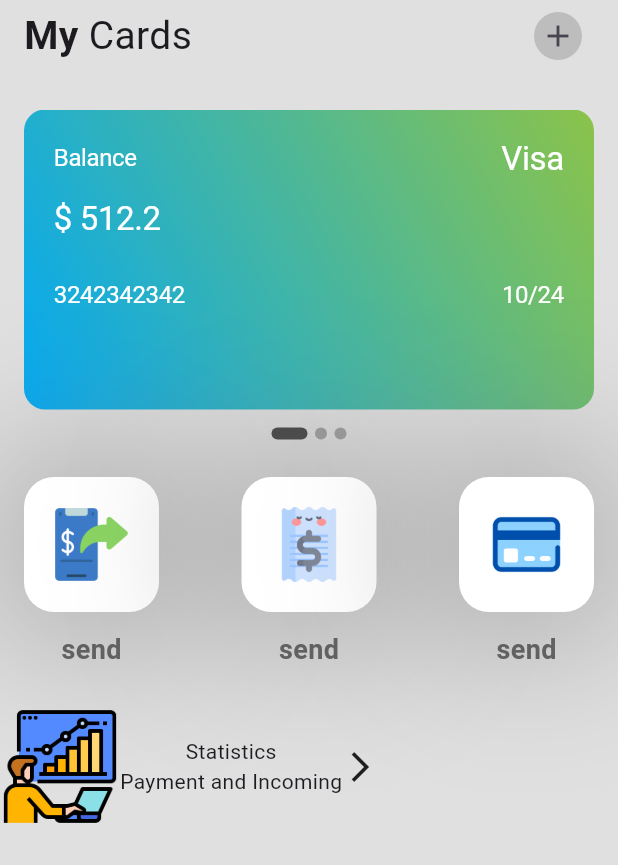
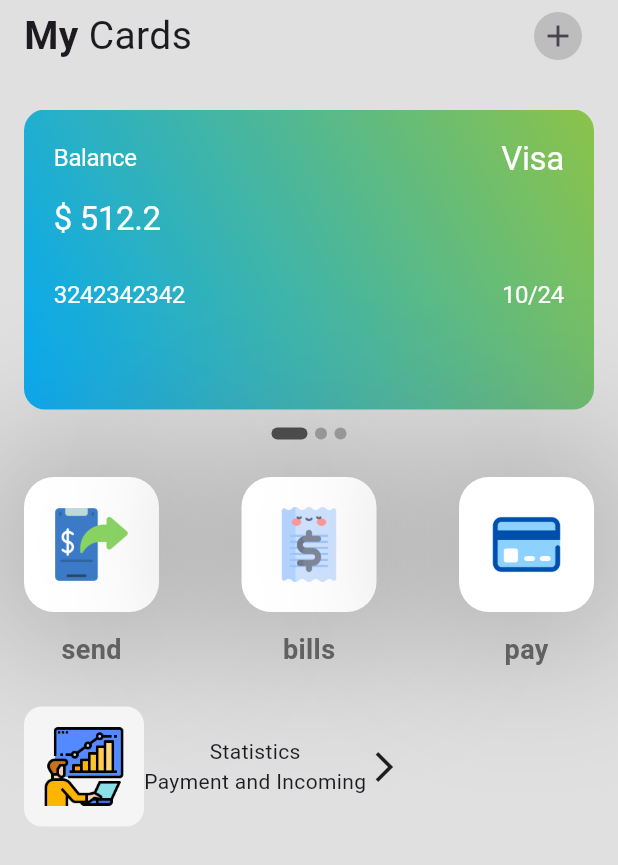
Before and after one commit to songhee24/wallet-app-ui, a Flutter app: the screen it shows after launch, on a phone screen of 412 x 824 dp. Shown: the top 865 px of the screen. Run offline on Flutter 3.47's test engine with Material 2 defaults, Android fonts, the phone set to English and light mode, and no system bars; drawn by our look-alikes of smooth_page_indicator.

Commit message:
menus styling #2

```diff
--- a/lib/src/screens/home_screen.dart
+++ b/lib/src/screens/home_screen.dart
@@ -129,11 +129,11 @@ class _HomeScreenState extends State<HomeScreen> {
                   ),
                   CardButton(
                     imageLink: 'assets/icons/bill.png',
-                    title: 'send',
+                    title: 'bills',
                   ),
                   CardButton(
                     imageLink: 'assets/icons/credit-card.png',
-                    title: 'send',
+                    title: 'pay',
                   ),
                 ],
               ),
@@ -144,13 +144,25 @@ class _HomeScreenState extends State<HomeScreen> {
             ),
 
             // Transactions
-            Column(
+            Padding(
+              padding: const EdgeInsets.symmetric(
+                horizontal: 16,
+              ),
+              child: Column(
                 children: <Widget>[
                   Row(
                     children: [
                       Container(
                         height: 80,
-                      child: Image.asset('assets/icons/monitoring.png'),
+                        padding: const EdgeInsets.all(12),
+                        decoration: BoxDecoration(
+                          color: Colors.grey[100],
+                          borderRadius: BorderRadius.circular(12),
+                        ),
+                        child: const Image(
+                          image: AssetImage('assets/icons/monitoring.png'),
+                          fit: BoxFit.cover,
+                        ),
                       ),
                       Column(
                         children: const <Widget>[
@@ -163,6 +175,7 @@ class _HomeScreenState extends State<HomeScreen> {
                   ),
                 ],
               ),
+            ),
           ],
         ),
       ),
```
Lines whose indentation alone changed are shown as unchanged.
